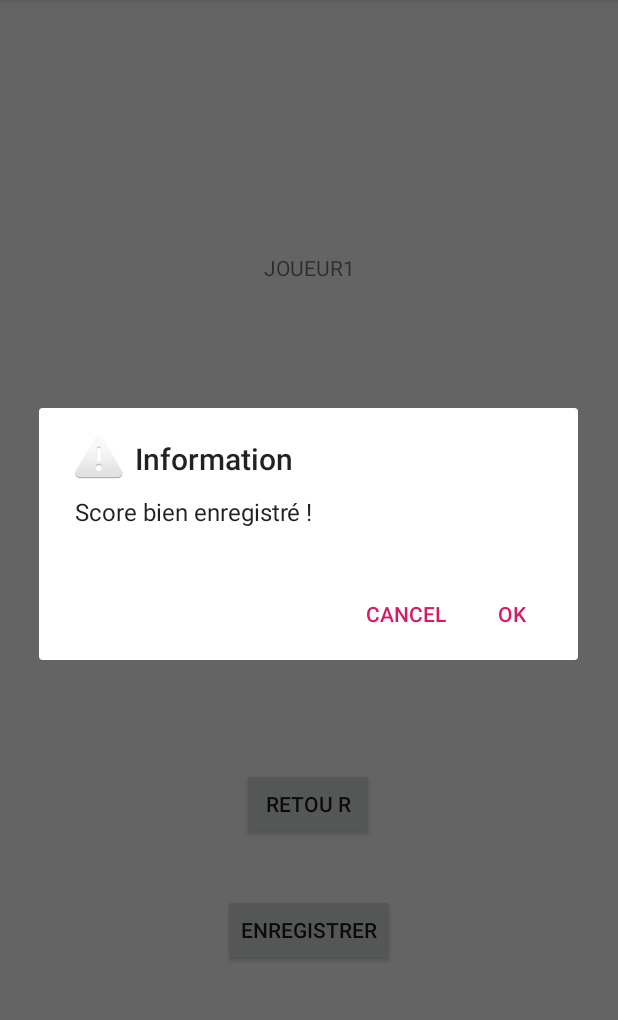
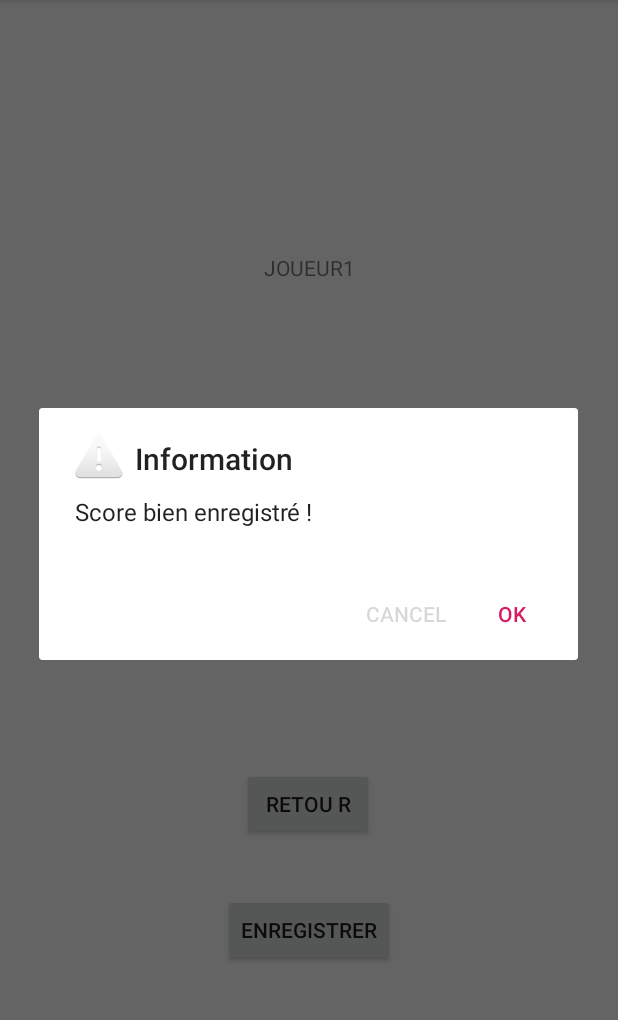
Before and after one commit to RomainLagrange/ColorRun, an Android app: the Main4Activity screen opened directly, with no data from a screen before it, after a tap on "ENREGISTRER", on a phone screen of 412 x 824 dp, the part 84-1104 px from its top. Run offline under Robolectric (Android 15) with nearby library versions, the phone set to English and light mode, and no system bars.

Commit message:
alert fini

```diff
--- a/app/src/main/java/com/example/colorrun/Main4Activity.java
+++ b/app/src/main/java/com/example/colorrun/Main4Activity.java
@@ -75,7 +75,7 @@ public class Main4Activity extends AppCompatActivity {
     public void saveClick(View view) throws Exception {
         Joueur player = new Joueur(name,score);
         savePlayer(player);
-        new AlertDialog.Builder(Main4Activity.this)
+        AlertDialog dialog = new AlertDialog.Builder(Main4Activity.this)
                 .setTitle("Information")
                 .setMessage("Score bien enregistré ! ")
 
@@ -93,6 +93,7 @@ public class Main4Activity extends AppCompatActivity {
                 .setNegativeButton(android.R.string.no, null)
                 .setIcon(android.R.drawable.ic_dialog_alert)
                 .show();
+        dialog.getButton(AlertDialog.BUTTON_NEGATIVE).setEnabled(false);
 
     }
 
```
